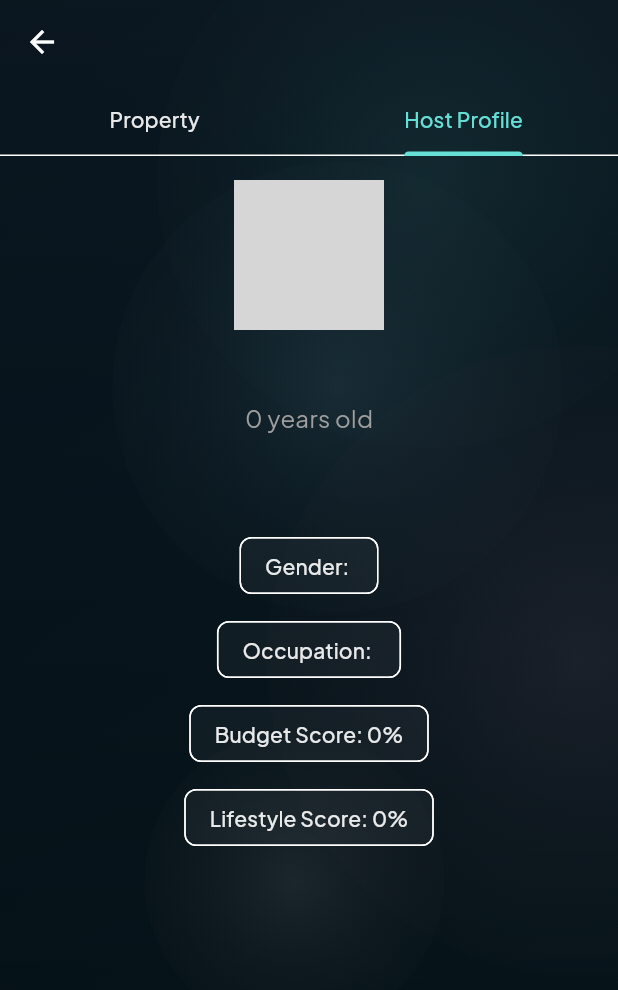
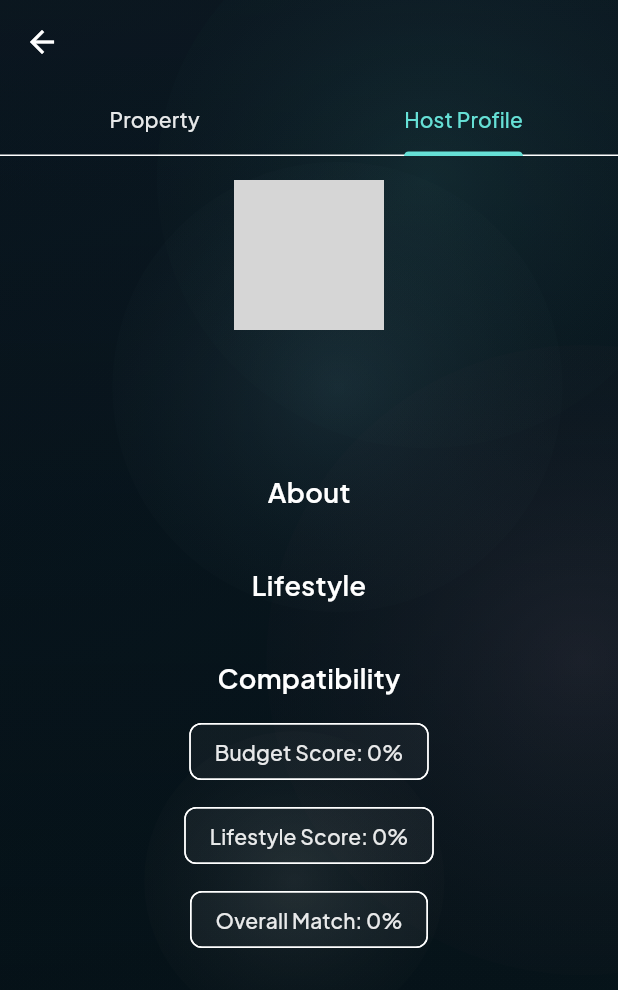
Before and after one commit to robertemi/HostMe, a Flutter app: the PropertyDetailScreen screen opened directly with empty values, tab 2 chosen, on a phone screen of 412 x 824 dp. Shown: the top 990 px of the screen. Run offline on Flutter 3.47's test engine with Material 3 defaults, Android fonts, the phone set to English and light mode, and no system bars; our stand-ins replace flutter_map, flutter_svg, google_fonts, google_sign_in, image_picker, latlong2 and 4 more; accounts and stored records are empty; network calls fail; grey boxes are pictures that could not be loaded.

Commit message:
fixed interactive screens

```diff
--- a/lib/screens/property_detail_screen.dart
+++ b/lib/screens/property_detail_screen.dart
@@ -1,15 +1,20 @@
 import 'package:flutter/material.dart';
 import '../models/house_model.dart';
 import '../models/match_result.dart';
+import '/models/profile_model.dart';
 
 class PropertyDetailScreen extends StatefulWidget {
   final House house;
   final MatchResult host;
+  final bool hidePropertyTab;
+  final ProfileModel? hostProfile;
 
   const PropertyDetailScreen({
     super.key,
     required this.house,
+    this.hostProfile,
     required this.host,
+    this.hidePropertyTab = false,
   });
 
   @override
@@ -21,21 +26,39 @@ class _PropertyDetailScreenState extends State<PropertyDetailScreen>
   late TabController _tabController;
   late House house;
   late MatchResult host;
+  ProfileModel? hostProfile;
 
   @override
   void initState() {
     super.initState();
     house = widget.house;
     host = widget.host;
-    _tabController = TabController(length: 2, vsync: this);
+    hostProfile = widget.hostProfile;
+    // Only create 1 tab if hiding property tab, otherwise 2
+    final tabCount = widget.hidePropertyTab ? 1 : 2;
+    _tabController = TabController(length: tabCount, vsync: this);
+  }
+
+  int _calculateAge(DateTime dob) {
+    final now = DateTime.now();
+    int age = now.year - dob.year;
+    if (now.month < dob.month ||
+        (now.month == dob.month && now.day < dob.day)) {
+      age--;
+    }
+    return age;
   }
 
   @override
   Widget build(BuildContext context) {
     return Scaffold(
       appBar: AppBar(
-        title: Text(house.address ?? "Property"),
-        bottom: TabBar(
+        title: Text(widget.hidePropertyTab
+            ? (hostProfile?.fullName ?? host.fullName ?? "Profile")
+            : (house.address ?? "Property")),
+        bottom: widget.hidePropertyTab
+            ? null
+            : TabBar(
                 controller: _tabController,
                 tabs: const [
                   Tab(text: "Property"),
@@ -43,8 +66,9 @@ class _PropertyDetailScreenState extends State<PropertyDetailScreen>
                 ],
               ),
       ),
-
-      body: TabBarView(
+      body: widget.hidePropertyTab
+          ? _buildHostProfileTab()
+          : TabBarView(
               controller: _tabController,
               children: [
                 _buildPropertyTab(),
@@ -172,54 +196,144 @@ class _PropertyDetailScreenState extends State<PropertyDetailScreen>
   // HOST PROFILE TAB
   // ------------------------------------------------------------------------
   Widget _buildHostProfileTab() {
+    // Use hostProfile if available, fall back to host (MatchResult)
+    final profile = hostProfile;
+    final name = profile?.fullName ?? host.fullName ?? "Unknown";
+    final avatar = profile?.avatarUrl ?? host.avatarUrl;
+    final bio = profile?.bio ?? host.bio;
+    final gender = profile?.gender ?? host.gender;
+    final occupation = profile?.occupation ?? host.occupation;
+
     return SingleChildScrollView(
       padding: const EdgeInsets.all(16),
       child: Column(
         children: [
           CircleAvatar(
             radius: 50,
-            backgroundImage:
-                host.avatarUrl != null ? NetworkImage(host.avatarUrl!) : null,
-            child: host.avatarUrl == null
-                ? const Icon(Icons.person, size: 50)
-                : null,
+            backgroundImage: avatar != null ? NetworkImage(avatar) : null,
+            child: avatar == null ? const Icon(Icons.person, size: 50) : null,
           ),
 
           const SizedBox(height: 16),
 
           Text(
-            host.fullName ?? "Unknown",
+            name,
             style: const TextStyle(fontSize: 22, fontWeight: FontWeight.bold),
           ),
 
-          if (host.age != null)
+          if (profile?.dateOfBirth != null)
             Text(
-              "${host.age} years old",
+              "${_calculateAge(profile!.dateOfBirth!)} years old",
               style: const TextStyle(fontSize: 16, color: Colors.grey),
             ),
 
           const SizedBox(height: 16),
 
-          if (host.bio != null)
-            Text(
-              host.bio!,
+          if (bio != null && bio.isNotEmpty)
+            Padding(
+              padding: const EdgeInsets.symmetric(horizontal: 8),
+              child: Text(
+                bio,
                 textAlign: TextAlign.center,
                 style: const TextStyle(fontSize: 16),
               ),
+            ),
+
+          const SizedBox(height: 24),
+
+          _buildSectionTitle("About"),
+          _profileTag("Gender", gender),
+          _profileTag("Occupation", occupation),
+          if (profile?.university != null)
+            _profileTag("University", profile!.university),
 
           const SizedBox(height: 20),
 
-          _profileTag("Gender", host.gender),
-          _profileTag("Occupation", host.occupation),
+          if (profile?.budgetMin != null || profile?.budgetMax != null)
+            Column(
+              crossAxisAlignment: CrossAxisAlignment.start,
+              children: [
+                _buildSectionTitle("Budget"),
+                _profileTag(
+                  "Budget Range",
+                  _formatBudgetRange(profile?.budgetMin, profile?.budgetMax),
+                ),
+                const SizedBox(height: 20),
+              ],
+            ),
+
+          _buildSectionTitle("Lifestyle"),
+          _booleanTag("Smoking", profile?.smokingPreference),
+          _booleanTag("Pets", profile?.petsPreference),
+          if (profile?.cleanlinessLevel != null)
+            _profileTag("Cleanliness", _levelToLabel(profile!.cleanlinessLevel!)),
+          if (profile?.noiseLevel != null)
+            _profileTag("Noise Level", _levelToLabel(profile!.noiseLevel!)),
+
+          const SizedBox(height: 20),
+
+          _buildSectionTitle("Compatibility"),
           _profileTag("Budget Score", "${host.budgetScore}%"),
           _profileTag("Lifestyle Score", "${host.lifestyleScore}%"),
+          _profileTag("Overall Match", "${host.matchScore}%"),
+
+          const SizedBox(height: 28),
         ],
       ),
     );
   }
 
+  // Helper: Section title
+  Widget _buildSectionTitle(String title) {
+    return Padding(
+      padding: const EdgeInsets.symmetric(vertical: 8),
+      child: Text(
+        title,
+        style: const TextStyle(
+          fontSize: 18,
+          fontWeight: FontWeight.w600,
+        ),
+      ),
+    );
+  }
+
+  // Helper: Format budget range
+  String _formatBudgetRange(int? min, int? max) {
+    if (min == null && max == null) return 'Not set';
+    if (min != null && max != null) return '\$${min}–\$${max}';
+    if (min != null) return '\$${min}+';
+    if (max != null) return 'Up to \$${max}';
+    return 'Not set';
+  }
+
+  // Helper: Level (1-5) to label
+  String _levelToLabel(int level) {
+    const labels = ['', 'Very Low', 'Low', 'Medium', 'High', 'Very High'];
+    return labels.length > level ? labels[level] : 'Level $level';
+  }
+
+  // Helper: Boolean tag
+  Widget _booleanTag(String label, bool? value) {
+    if (value == null) return const SizedBox.shrink();
+    return Padding(
+      padding: const EdgeInsets.symmetric(vertical: 4),
+      child: Row(
+        children: [
+          Icon(
+            value ? Icons.check_circle : Icons.cancel,
+            color: value ? Colors.green : Colors.red,
+            size: 20,
+          ),
+          const SizedBox(width: 8),
+          Text(label),
+        ],
+      ),
+    );
+  }
+
+  // Helper: Generic profile tag
   Widget _profileTag(String label, String? value) {
-    if (value == null) return const SizedBox.shrink();
+    if (value == null || value.isEmpty) return const SizedBox.shrink();
 
     return Padding(
       padding: const EdgeInsets.symmetric(vertical: 4),
--- a/lib/screens/roommate_finder_screen.dart
+++ b/lib/screens/roommate_finder_screen.dart
@@ -9,6 +9,8 @@ import '../models/match_result.dart';
 import './property_detail_screen.dart'; // <-- Make sure this exists
 import '../services/house_service.dart';
 import 'package:supabase_flutter/supabase_flutter.dart';
+import '../services/profile_service.dart';
+import '../models/house_model.dart';
 
 class RoommateFinderScreen extends StatefulWidget {
   /// The search mode: 'find_place' (user looking for a room) or 'find_roommate' (host looking for a roommate).
@@ -180,34 +182,49 @@ class _RoommateFinderScreenState extends State<RoommateFinderScreen> {
                       GestureDetector(
                         onTap: () async {
                             final houseService = HouseService();
+                            final profileService = ProfileService();
                             final currentUserId = Supabase.instance.client.auth.currentUser!.id;
 
-                          // Decide who is the host for this match
-                          late final String hostId;
+                            // The candidate shown on the card (the person whose profile we want to view)
+                            final String candidateId = topMatch.userId;
 
+                            // Who owns the house we should show: for find_place show candidate's house,
+                            // for find_roommate show current user's house (host)
+                            final String houseOwnerId = widget.searchMode == 'find_place' ? candidateId : currentUserId;
+
+                            // Load house for the owner (may be null)
+                            var house = await houseService.getHouseForHost(houseOwnerId);
+
+                            // Always fetch the candidate's full profile (the other user's profile)
+                            final candidateProfile = await profileService.fetchProfile(candidateId);
+
+                            // If house missing:
+                            if (house == null) {
                               if (widget.searchMode == 'find_place') {
-                            // user is looking for place -> card shows HOSTS
-                            hostId = topMatch.userId;
-                          } else {
-                            // user is host looking for roommates -> user owns house
-                            hostId = currentUserId;
-                          }
-
-                          final house = await houseService.getHouseForHost(hostId);
-
-                          if (house == null) {
+                                // In "find_place" mode require the host to have a listing
                                 ScaffoldMessenger.of(context).showSnackBar(
                                   const SnackBar(content: Text("This host has no property listed.")),
                                 );
                                 return;
+                              } else {
+                                // In "find_roommate" (you're the host), property tab is not needed.
+                                // Create a minimal placeholder House so PropertyDetailScreen can render.
+                                house = House(
+                                  id: 'tmp-${currentUserId}',
+                                  userId: currentUserId,
+                                  createdAt: DateTime.now(),
+                                );
+                              }
                             }
 
                             Navigator.push(
                               context,
                               MaterialPageRoute(
                                 builder: (_) => PropertyDetailScreen(
-                                house: house,
-                                host: topMatch
+                                  house: house!,
+                                  host: topMatch,
+                                  hostProfile: candidateProfile,
+                                  hidePropertyTab: widget.searchMode == 'find_roommate',
                                 ),
                               ),
                             );
```
Lines whose indentation alone changed are shown as unchanged.
